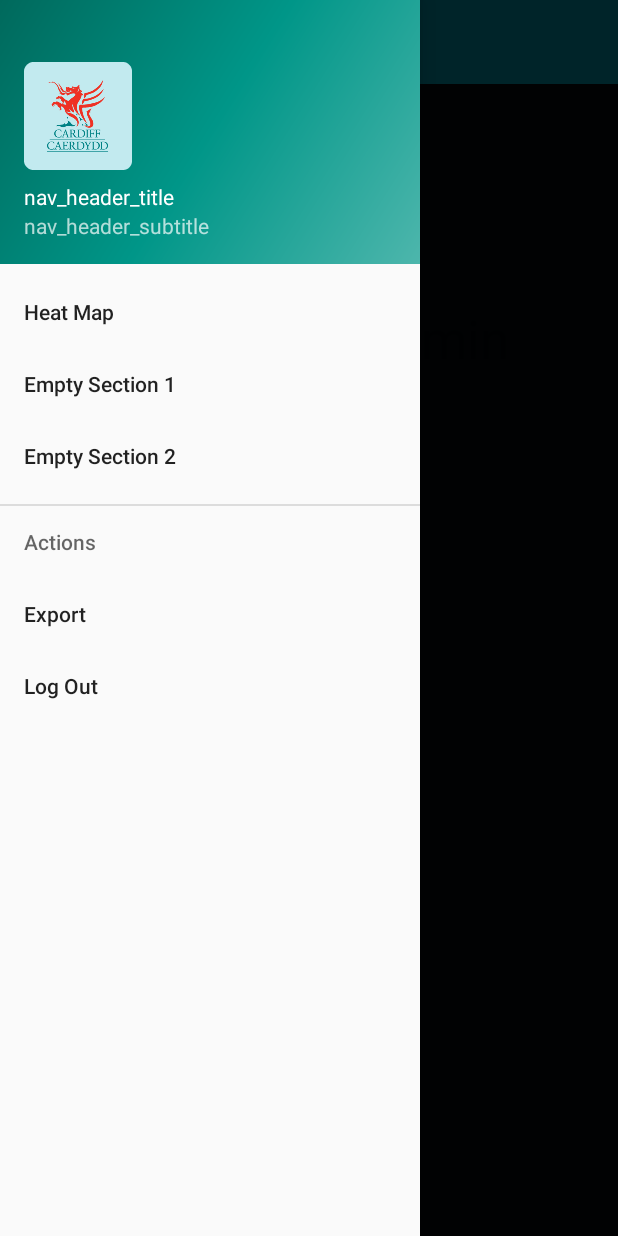
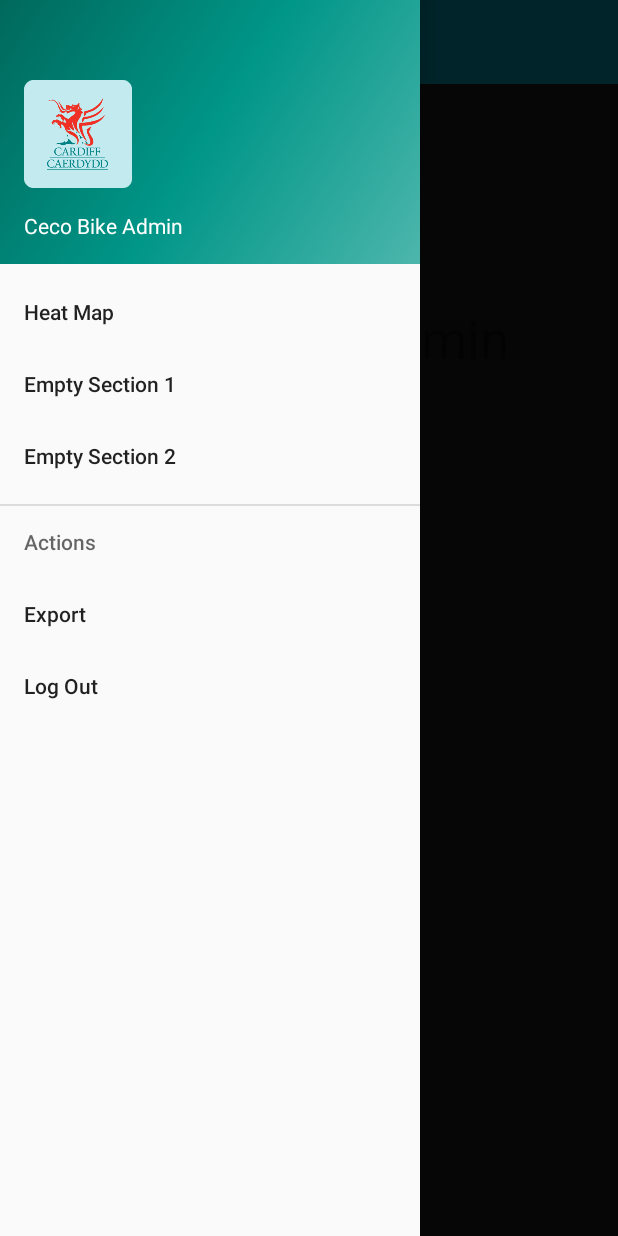
Before and after one commit to Jamachi-Udokporo-NSA/Cycling, an Android app: the screen it shows after launch (MainActivity), with the side drawer open, on a phone screen of 412 x 824 dp. Run offline under Robolectric (Android 15) with nearby library versions, the phone set to English and light mode, and no system bars.

Commit message:
change nav drawer title and background

```diff
--- a/Admin App/app/src/main/res/layout/activity_main.xml
+++ b/Admin App/app/src/main/res/layout/activity_main.xml
@@ -18,7 +18,7 @@
     <android.support.v7.widget.Toolbar
         android:id="@+id/my_toolbar"
         android:layout_width="match_parent"
-        android:background="@color/colorPrimary"
+        android:background="#FFFFFF"
         android:layout_height="?attr/actionBarSize">
     </android.support.v7.widget.Toolbar>
 
--- a/Admin App/app/src/main/res/layout/nav_header_main.xml
+++ b/Admin App/app/src/main/res/layout/nav_header_main.xml
@@ -23,14 +23,14 @@
     <TextView
         android:layout_width="match_parent"
         android:layout_height="wrap_content"
-        android:paddingTop="8dp"
-        android:text="nav_header_title"
+        android:paddingTop="15dp"
+        android:text="Ceco Bike Admin"
         android:textAppearance="@style/TextAppearance.AppCompat.Body1" />
 
-    <TextView
-        android:id="@+id/textView"
-        android:layout_width="wrap_content"
-        android:layout_height="wrap_content"
-        android:text="nav_header_subtitle" />
+    <!--<TextView-->
+        <!--android:id="@+id/textView"-->
+        <!--android:layout_width="wrap_content"-->
+        <!--android:layout_height="wrap_content"-->
+        <!--android:text="nav_header_subtitle" />-->
 
 </LinearLayout>
```
